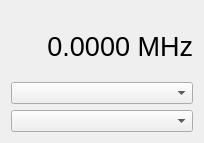
Old version of the form ui/RigWidget.ui in the repository k5mcd/QLog.
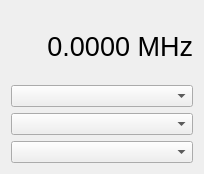
New version of the form.

Commit message: Rig: Added Mode ComboBox

What changed in the file:
```diff
--- a/ui/RigWidget.ui
+++ b/ui/RigWidget.ui
@@ -7,7 +7,7 @@
     <x>0</x>
     <y>0</y>
     <width>204</width>
-    <height>143</height>
+    <height>174</height>
    </rect>
   </property>
   <property name="windowTitle">
@@ -91,6 +91,9 @@
    <item>
     <widget class="QComboBox" name="bandComboBox"/>
    </item>
+   <item>
+    <widget class="QComboBox" name="modeComboBox"/>
+   </item>
   </layout>
  </widget>
  <resources/>
```
Left out of the diff: 17 changed lines with no effect on the pictures. The commit also changes 4 other files.
